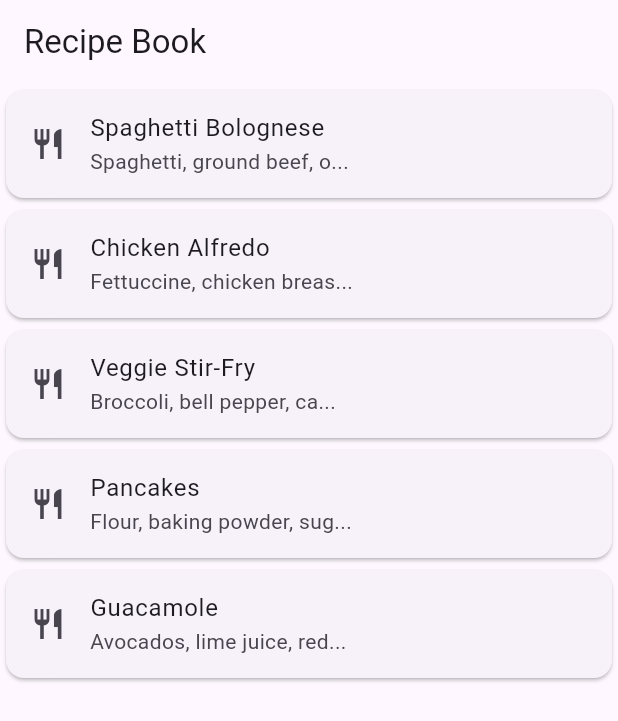
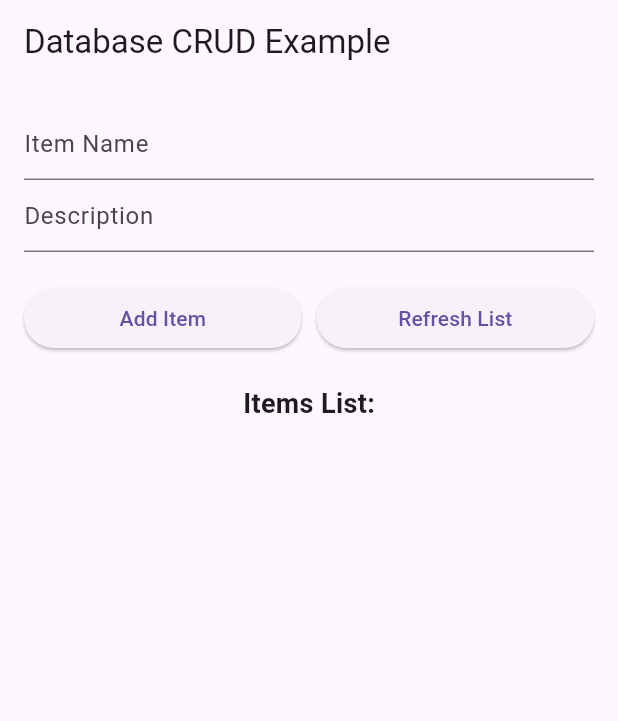
Before and after one commit to Nathan2055/csc4360-activity10-localstorage, a Flutter app: the screen it shows after launch, on a phone screen of 412 x 824 dp. Shown: the top 721 px of the screen. Run offline on Flutter 3.47's test engine with Material 3 defaults, Android fonts, the phone set to English and light mode, and no system bars; our stand-ins replace sqflite; accounts and stored records are empty.

Commit message:
Copy in the code from the Markdown file

```diff
--- /dev/null
+++ b/lib/database/db_helper.dart
@@ -0,0 +1,65 @@
+import 'package:sqflite/sqflite.dart';
+import 'package:path/path.dart';
+import 'models/item.dart';
+
+class DBHelper {
+  DBHelper._privateConstructor();
+  static final DBHelper instance = DBHelper._privateConstructor();
+
+  static Database? _database;
+
+  Future<Database> get database async {
+    if (_database != null) return _database!;
+    _database = await _initializeDatabase();
+    return _database!;
+  }
+
+  Future<Database> _initializeDatabase() async {
+    String path = join(await getDatabasesPath(), 'my_database.db');
+    return await openDatabase(
+      path,
+      version: 1,
+      onCreate: _createTable,
+    );
+  }
+
+  Future<void> _createTable(Database db, int version) async {
+    await db.execute('''
+      CREATE TABLE items (
+        id INTEGER PRIMARY KEY AUTOINCREMENT,
+        name TEXT NOT NULL,
+        description TEXT
+      )
+    ''');
+  }
+
+  Future<int> insertItem(Item item) async {
+    final db = await database;
+    return await db.insert('items', item.toMap());
+  }
+
+  Future<List<Item>> getItems() async {
+    final db = await database;
+    final List<Map<String, dynamic>> maps = await db.query('items');
+    return List.generate(maps.length, (i) => Item.fromMap(maps[i]));
+  }
+
+  Future<int> updateItem(Item item) async {
+    final db = await database;
+    return await db.update(
+      'items',
+      item.toMap(),
+      where: 'id = ?',
+      whereArgs: [item.id],
+    );
+  }
+
+  Future<int> deleteItem(int id) async {
+    final db = await database;
+    return await db.delete(
+      'items',
+      where: 'id = ?',
+      whereArgs: [id],
+    );
+  }
+}
--- /dev/null
+++ b/lib/database/models/item.dart
@@ -0,0 +1,23 @@
+class Item {
+  final int? id;  // Auto-generated by SQLite
+  final String name;
+  final String description;
+
+  Item({this.id, required this.name, required this.description});
+
+  Map<String, dynamic> toMap() {
+    return {
+      'id': id,
+      'name': name,
+      'description': description,
+    };
+  }
+
+  factory Item.fromMap(Map<String, dynamic> map) {
+    return Item(
+      id: map['id'],
+      name: map['name'],
+      description: map['description'],
+    );
+  }
+}
--- a/lib/main.dart
+++ b/lib/main.dart
@@ -1,86 +1,124 @@
 import 'package:flutter/material.dart';
-import 'package:myapp/models/recipe.dart';
-import 'package:myapp/screens/home_screen.dart';
+import 'database/db_helper.dart';
+import 'database/models/item.dart';
 
-// Main method
 void main() {
   runApp(const MyApp());
 }
 
-// Constructor
-class MyApp extends StatefulWidget {
+class MyApp extends StatelessWidget {
   const MyApp({super.key});
 
   @override
-  State<MyApp> createState() => _MyAppState();
-}
-
-// Recipe model definition is now in lib/models/recipe.dart
-
-class _MyAppState extends State<MyApp> {
-  // Theme control variables
-  ThemeMode _themeMode = ThemeMode.light;
-  bool darkMode = false;
-
-  // Navigation is handled by HomeScreen routing to DetailsScreen
-
-  // Recipe list definition
-  final List<Recipe> recipeList = [
-    Recipe(
-      1,
-      'Spaghetti Bolognese',
-      'Spaghetti, ground beef, onion, garlic, tomato sauce, olive oil, salt, pepper, basil',
-      '1) Boil spaghetti until al dente.\n'
-          '2) Sauté onion and garlic in oil, add beef and brown.\n'
-          '3) Stir in tomato sauce, season, and simmer 15 min.\n'
-          '4) Toss with spaghetti and serve.',
-    ),
-    Recipe(
-      2,
-      'Chicken Alfredo',
-      'Fettuccine, chicken breast, butter, heavy cream, garlic, parmesan, salt, pepper',
-      '1) Cook fettuccine.\n'
-          '2) Sear sliced chicken until cooked; set aside.\n'
-          '3) Melt butter, add garlic, cream, and parmesan to make sauce.\n'
-          '4) Combine pasta, chicken, and sauce.',
-    ),
-    Recipe(
-      3,
-      'Veggie Stir-Fry',
-      'Broccoli, bell pepper, carrot, snap peas, soy sauce, garlic, ginger, sesame oil, rice',
-      '1) Cook rice.\n'
-          '2) Stir-fry veggies in sesame oil over high heat.\n'
-          '3) Add garlic, ginger, and soy sauce; toss 2–3 min.\n'
-          '4) Serve over rice.',
-    ),
-    Recipe(
-      4,
-      'Pancakes',
-      'Flour, baking powder, sugar, salt, milk, egg, butter, vanilla',
-      '1) Mix dry ingredients.\n'
-          '2) Whisk wet ingredients separately.\n'
-          '3) Combine and rest 5 min.\n'
-          '4) Cook on greased skillet until golden.',
-    ),
-    Recipe(
-      5,
-      'Guacamole',
-      'Avocados, lime juice, red onion, cilantro, jalapeño, salt',
-      '1) Mash avocados.\n'
-          '2) Stir in lime, onion, cilantro, and jalapeño.\n'
-          '3) Season with salt to taste.',
-    ),
-  ];
-
-  // App builder
-  @override
   Widget build(BuildContext context) {
     return MaterialApp(
-      theme: ThemeData.light(),
-      darkTheme: ThemeData.dark(),
-      themeMode: _themeMode,
-      debugShowCheckedModeBanner: false,
-      home: HomeScreen(recipes: recipeList),
+      title: 'Database Demo',
+      theme: ThemeData(primarySwatch: Colors.blue),
+      home: const DatabaseExample(),
     );
   }
 }
+
+class DatabaseExample extends StatefulWidget {
+  const DatabaseExample({super.key});
+
+  @override
+  State<DatabaseExample> createState() => _DatabaseExampleState();
+}
+
+class _DatabaseExampleState extends State<DatabaseExample> {
+  final dbHelper = DBHelper.instance;
+  final TextEditingController nameController = TextEditingController();
+  final TextEditingController descController = TextEditingController();
+
+  List<Item> items = [];
+
+  void _addItem() async {
+    final newItem = Item(
+      name: nameController.text,
+      description: descController.text,
+    );
+    await dbHelper.insertItem(newItem);
+    _refreshItems();
+    _clearTextFields();
+  }
+
+  void _refreshItems() async {
+    final data = await dbHelper.getItems();
+    setState(() {
+      items = data;
+    });
+  }
+
+  void _clearTextFields() {
+    nameController.clear();
+    descController.clear();
+  }
+
+  @override
+  void initState() {
+    super.initState();
+    _refreshItems();
+  }
+
+  @override
+  Widget build(BuildContext context) {
+    return Scaffold(
+      appBar: AppBar(title: const Text('Database CRUD Example')),
+      body: Padding(
+        padding: const EdgeInsets.all(16.0),
+        child: Column(
+          children: [
+            TextField(
+              controller: nameController,
+              decoration: const InputDecoration(hintText: 'Item Name'),
+            ),
+            TextField(
+              controller: descController,
+              decoration: const InputDecoration(hintText: 'Description'),
+            ),
+            const SizedBox(height: 20),
+            Row(
+              children: [
+                Expanded(
+                  child: ElevatedButton(
+                    onPressed: _addItem,
+                    child: const Text('Add Item'),
+                  ),
+                ),
+                const SizedBox(width: 10),
+                Expanded(
+                  child: ElevatedButton(
+                    onPressed: _refreshItems,
+                    child: const Text('Refresh List'),
+                  ),
+                ),
+              ],
+            ),
+            const SizedBox(height: 20),
+            const Text('Items List:', style: TextStyle(fontSize: 18, fontWeight: FontWeight.bold)),
+            Expanded(
+              child: ListView.builder(
+                itemCount: items.length,
+                itemBuilder: (context, index) {
+                  final item = items[index];
+                  return ListTile(
+                    title: Text(item.name),
+                    subtitle: Text(item.description),
+                    trailing: IconButton(
+                      icon: const Icon(Icons.delete, color: Colors.red),
+                      onPressed: () async {
+                        await dbHelper.deleteItem(item.id!);
+                        _refreshItems();
+                      },
+                    ),
+                  );
+                },
+              ),
+            ),
+          ],
+        ),
+      ),
+    );
+  }
+}
--- a/lib/models/recipe.dart
+++ /dev/null
@@ -1,9 +0,0 @@
-// Recipe model definition
-class Recipe {
-  final int id;
-  final String name;
-  final String ingredients;
-  final String instructions;
-
-  const Recipe(this.id, this.name, this.ingredients, this.instructions);
-}
--- a/lib/screens/details_screen.dart
+++ /dev/null
@@ -1,51 +0,0 @@
-import 'package:flutter/material.dart';
-import 'package:myapp/models/recipe.dart';
-import 'package:just_audio/just_audio.dart';
-
-class DetailsScreen extends StatelessWidget {
-  final Recipe recipe;
-
-  DetailsScreen({super.key, required this.recipe});
-
-  AudioPlayer player1 = AudioPlayer();
-
-  void startAudio() {
-    debugPrint('Ran startAudio');
-    player1.setAsset('sounds/dramatic-organ-a.wav');
-    player1.play();
-  }
-
-  @override
-  Widget build(BuildContext context) {
-    return Scaffold(
-      appBar: AppBar(title: Text(recipe.name)),
-      body: Padding(
-        padding: const EdgeInsets.all(16.0),
-        child: SingleChildScrollView(
-          child: Column(
-            crossAxisAlignment: CrossAxisAlignment.start,
-            children: [
-              FloatingActionButton(
-                onPressed: startAudio,
-                child: const Icon(Icons.play_arrow),
-              ),
-              Text(
-                'Ingredients',
-                style: Theme.of(context).textTheme.titleLarge,
-              ),
-              const SizedBox(height: 8),
-              Text(recipe.ingredients),
-              const SizedBox(height: 24),
-              Text(
-                'Instructions',
-                style: Theme.of(context).textTheme.titleLarge,
-              ),
-              const SizedBox(height: 8),
-              Text(recipe.instructions),
-            ],
-          ),
-        ),
-      ),
-    );
-  }
-}
--- a/lib/screens/home_screen.dart
+++ /dev/null
@@ -1,41 +0,0 @@
-import 'package:flutter/material.dart';
-import 'package:myapp/models/recipe.dart';
-import 'package:myapp/screens/details_screen.dart';
-
-class HomeScreen extends StatelessWidget {
-  final List<Recipe> recipes;
-
-  const HomeScreen({super.key, required this.recipes});
-
-  String _truncate(int cutoff, String value) {
-    if (value.length <= cutoff) return value;
-    return '${value.substring(0, cutoff)}...';
-  }
-
-  @override
-  Widget build(BuildContext context) {
-    return Scaffold(
-      appBar: AppBar(title: const Text('Recipe Book')),
-      body: ListView.builder(
-        itemCount: recipes.length,
-        itemBuilder: (context, index) {
-          final recipe = recipes[index];
-          return Card(
-            child: ListTile(
-              leading: const Icon(Icons.restaurant),
-              title: Text(_truncate(20, recipe.name)),
-              subtitle: Text(_truncate(25, recipe.ingredients)),
-              onTap: () {
-                Navigator.of(context).push(
-                  MaterialPageRoute(
-                    builder: (_) => DetailsScreen(recipe: recipe),
-                  ),
-                );
-              },
-            ),
-          );
-        },
-      ),
-    );
-  }
-}
```
